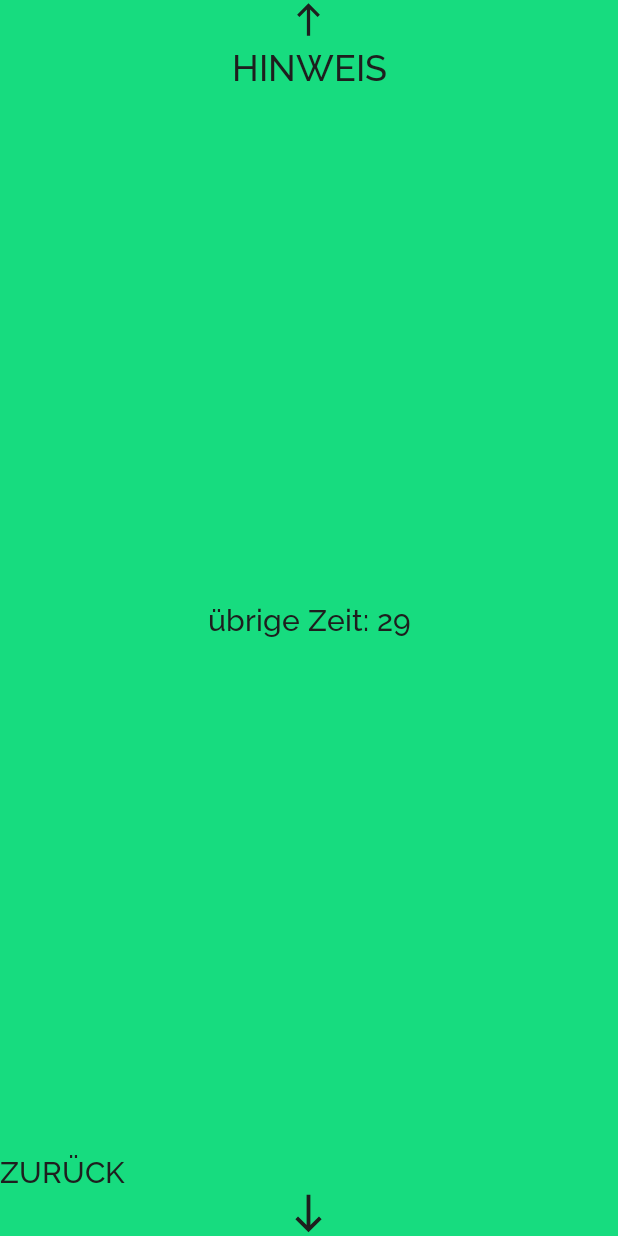
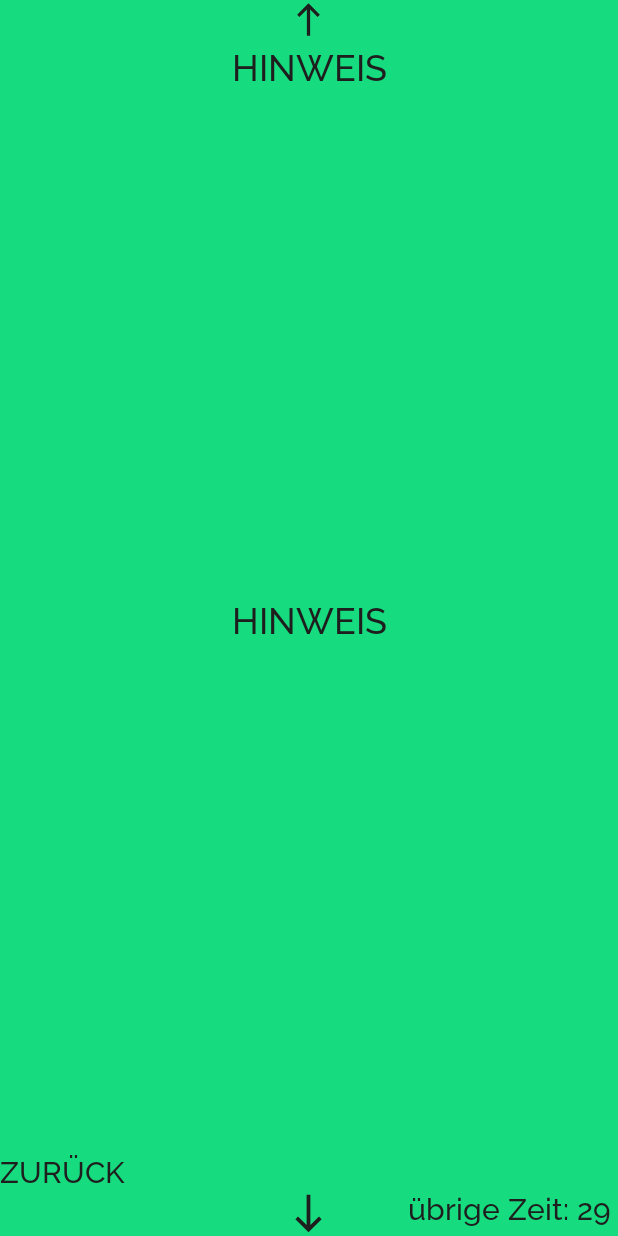
Before and after one commit to lianenguyen1998/QuizMe, an Android app: the Quiz screen opened directly, with no data from a screen before it, on a phone screen of 412 x 824 dp. Run offline under Robolectric (Android 15) with nearby library versions, the phone set to English and light mode, and no system bars; libraries missing offline, so code that uses them is left out: com.sothree.slidinguppanel; plain views replace SlidingUpPanelLayout; Roboto replaces fonts that are not available here; 2 statements that could not run were skipped.

Commit message:
Userzeit von int zu String

```diff
--- a/app/src/main/java/com/example/Datenbank/DatabaseHighscorelist.java
+++ b/app/src/main/java/com/example/Datenbank/DatabaseHighscorelist.java
@@ -28,7 +28,7 @@ public class DatabaseHighscorelist extends SQLiteOpenHelper {
             HighscoreTable.TABLE_NAME + " ( " +
             HighscoreTable._ID + " INTEGER PRIMARY KEY AUTOINCREMENT, " +
             HighscoreTable.COLUMN_NAME + " TEXT, " +
-            HighscoreTable.COLUMN_ZEIT + " INTEGER, " +
+            HighscoreTable.COLUMN_ZEIT + " TEXT, " +
             HighscoreTable.COLUMN_LEVEL + " INTEGER" +
             ")";
 
@@ -66,7 +66,7 @@ public class DatabaseHighscorelist extends SQLiteOpenHelper {
             do{
                 HighscoreModel highscore = new HighscoreModel();
                 highscore.setUsername(c.getString(c.getColumnIndex(HighscoreTable.COLUMN_NAME)));
-                highscore.setUserzeit(c.getInt(c.getColumnIndex(HighscoreTable.COLUMN_ZEIT)));
+                highscore.setUserzeit(c.getString(c.getColumnIndex(HighscoreTable.COLUMN_ZEIT)));
                 highscore.setLevelanzahl(c.getInt(c.getColumnIndex(HighscoreTable.COLUMN_LEVEL)));
                 highscoreliste.add(highscore);
             } while (c.moveToNext());
--- a/app/src/main/java/com/example/quizme_layout/Quiz.java
+++ b/app/src/main/java/com/example/quizme_layout/Quiz.java
@@ -41,7 +41,7 @@ import java.util.Locale;
 public class Quiz extends AppCompatActivity {
 
     private TextView frage;
-    //private Button hinweis;
+    private TextView hinweis;
     private Button option1;
     private Button option2;
     private Button option3;
@@ -228,13 +228,15 @@ public class Quiz extends AppCompatActivity {
                 public void onPanelSlide(View panel, float slideOffset) {
 
                     findViewById(R.id.textview_panel).setAlpha(1 - slideOffset);
+
                 }
 
                 @Override
                 public void onPanelStateChanged(View panel, SlidingUpPanelLayout.PanelState previousState, SlidingUpPanelLayout.PanelState newState) {
 
                     if (newState == SlidingUpPanelLayout.PanelState.EXPANDED) {
-                        //
+                        hinweis = findViewById(R.id.textview_hinweis);
+                        hinweis.setText(currentQuestion.getHinweis());
                     }
 
                     if (newState == SlidingUpPanelLayout.PanelState.COLLAPSED) {
@@ -661,7 +663,7 @@ public class Quiz extends AppCompatActivity {
                 HighscoreModel model;
                 try {
                     if(username.getText().toString()!= null) {
-                        model = new HighscoreModel(username.getText().toString(), getTime(), getLevelCount());
+                        model = new HighscoreModel(username.getText().toString(), getStringTime(), getLevelCount());
 
                         //Daten einfügen in die Datenbank
                         boolean success = dbHighscore.add( model);
@@ -679,7 +681,7 @@ public class Quiz extends AppCompatActivity {
                     }
 
                 } catch (Exception e){
-                    model = new HighscoreModel("Error", 0, 0);
+                    model = new HighscoreModel("Error", "Error", 0);
                     Toast.makeText(Quiz.this, model.toString(), Toast.LENGTH_SHORT).show();
                     e.printStackTrace();
                 }
--- a/app/src/main/res/layout/quiz.xml
+++ b/app/src/main/res/layout/quiz.xml
@@ -252,15 +252,30 @@
             android:textSize="20sp"
             app:drawableBottomCompat="@drawable/vector_down"
             app:drawableTint="#1E1E1E" />
+
         <TextView
             android:id="@+id/textview_timerTest"
             android:layout_width="match_parent"
             android:layout_height="match_parent"
             android:fontFamily="@font/raleway_medium"
-            android:gravity="center"
+            android:layout_margin="5dp"
+            android:gravity="end|bottom"
             android:text="test timer"
             android:textColor="#1E1E1E"
             android:textSize="20sp"
             app:drawableTint="#1E1E1E" />
+
+        <TextView
+            android:id="@+id/textview_hinweis"
+            android:layout_width="match_parent"
+            android:layout_height="match_parent"
+            android:fontFamily="@font/raleway_medium"
+            android:gravity="center"
+            android:text="@string/hinweis"
+            android:textColor="#1E1E1E"
+            android:textSize="24sp"
+            app:drawableTint="#1E1E1E" />
+
+            />
     </RelativeLayout>
 </com.sothree.slidinguppanel.SlidingUpPanelLayout>
```
Also changed, not shown: app/src/main/java/com/example/Datenbank/HighscoreModel.java (+4 -4 lines).
